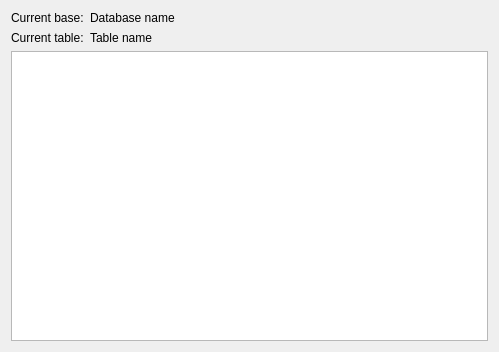
Before: the Qt Designer form DBCI/viewform.ui in The-Zealot/DBCI, drawn with Qt 5.
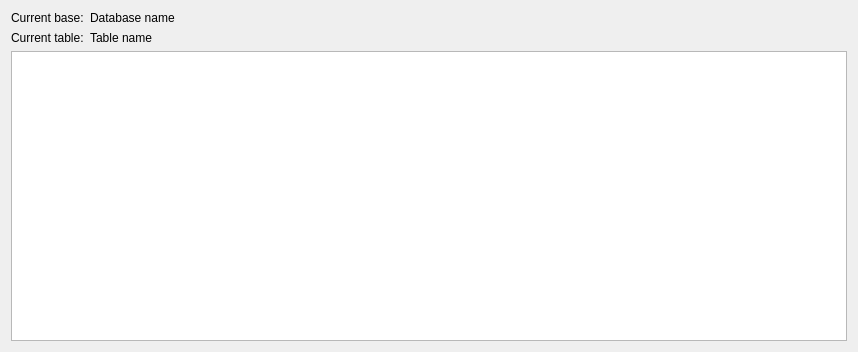
After: the same form once the commit is applied. Icons and pictures are not drawn.

Patch:
```diff
--- a/DBCI/viewform.ui
+++ b/DBCI/viewform.ui
@@ -6,7 +6,7 @@
    <rect>
     <x>0</x>
     <y>0</y>
-    <width>499</width>
+    <width>858</width>
     <height>352</height>
    </rect>
   </property>
```
Left out of the diff: 6 changed lines with no effect on the pictures.
